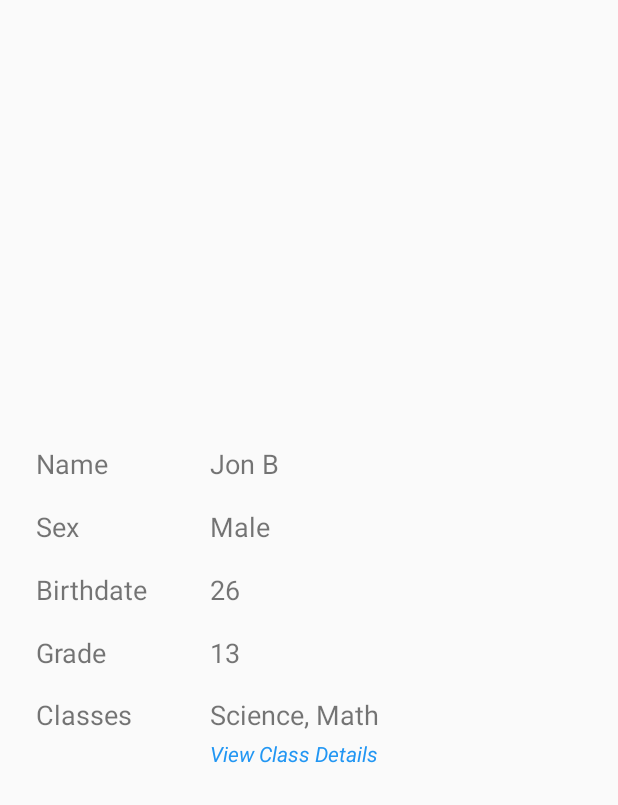
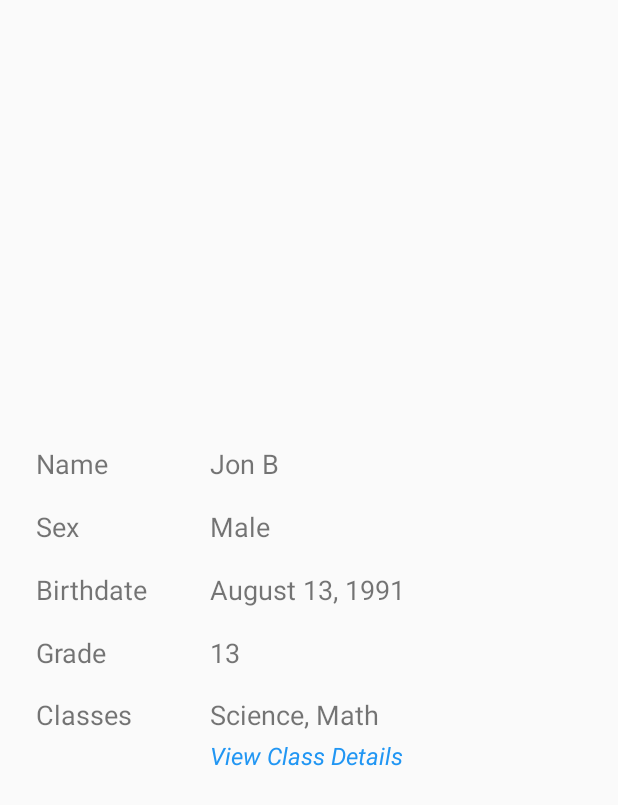
Before and after one commit to jonathan-barrera/Class-Scheduler, an Android app: the layout activity_student_profile.xml on its own in the app's theme, with its tools: preview values and no code run, on a phone screen of 412 x 824 dp. Shown: the top 805 px of the screen. Run offline under Robolectric (Android 15) with nearby library versions, the phone set to English and light mode, and no system bars.

Commit message:
Ready to submit to Udacity

```diff
--- a/app/src/main/java/com/example/android/classscheduler/ClassPickerFragment.java
+++ b/app/src/main/java/com/example/android/classscheduler/ClassPickerFragment.java
@@ -25,6 +25,7 @@ import timber.log.Timber;
 
 /**
  * Created by jonathanbarrera on 6/13/18.
+ * Popup fragment that allows users to choose classes to add to a student's class list
  */
 
 public class ClassPickerFragment extends android.support.v4.app.DialogFragment {
--- a/app/src/main/java/com/example/android/classscheduler/EditStudentInfo.java
+++ b/app/src/main/java/com/example/android/classscheduler/EditStudentInfo.java
@@ -70,7 +70,10 @@ import java.util.UUID;
 
 import butterknife.BindView;
 import butterknife.ButterKnife;
-import timber.log.Timber;
+
+/**
+ * Activity for editing a Student's info (or adding a new Student)
+ */
 
 public class EditStudentInfo extends AppCompatActivity
         implements ClassPickerFragment.onItemClickListener {
--- a/app/src/main/java/com/example/android/classscheduler/StudentAdapter.java
+++ b/app/src/main/java/com/example/android/classscheduler/StudentAdapter.java
@@ -34,12 +34,6 @@ public class StudentAdapter extends RecyclerView.Adapter<StudentAdapter.ViewHold
 
     // Member variables
     private List<Student> mStudentData;
-    onItemClickListener mCallback;
-
-    // Interface for dealing with click events
-    public interface onItemClickListener {
-        void onClassSelected(int position);
-    }
 
     @NonNull
     @Override
--- a/app/src/main/java/com/example/android/classscheduler/model/Student.java
+++ b/app/src/main/java/com/example/android/classscheduler/model/Student.java
@@ -8,6 +8,7 @@ import java.util.List;
 
 /**
  * Created by jonathanbarrera on 6/7/18.
+ * Object to hold a Student's information
  */
 
 public class Student implements Parcelable {
--- a/app/src/main/java/com/example/android/classscheduler/utils/DateUtils.java
+++ b/app/src/main/java/com/example/android/classscheduler/utils/DateUtils.java
@@ -13,6 +13,7 @@ import timber.log.Timber;
 
 /**
  * Created by jonathanbarrera on 6/10/18.
+ * Util functions for retrieving and formatting dates
  */
 
 public class DateUtils {
@@ -84,8 +85,7 @@ public class DateUtils {
         }
 
         // Get the full formatted time string and return
-        String formattedTime = hour + ":" + timeParts[1] + timeOfDay;
-        return formattedTime;
+        return hour + ":" + timeParts[1] + timeOfDay;
     }
 
     // Helper method for getting the day of the week
--- a/app/src/main/java/com/example/android/classscheduler/widget/TodaysClassesWidgetFactory.java
+++ b/app/src/main/java/com/example/android/classscheduler/widget/TodaysClassesWidgetFactory.java
@@ -90,7 +90,6 @@ public class TodaysClassesWidgetFactory implements RemoteViewsService.RemoteView
         for (int i = 0; i < scheduleList.size(); i++) {
             String schedule = scheduleList.get(i);
             String[] scheduleParts = schedule.split("/");
-            // TODO fix bug here
             int scheduleDayOfWeek = Integer.parseInt(scheduleParts[0]);
             int todayDayOfTheWeek = getDayOfTheWeekAsInteger();
             if (scheduleDayOfWeek == todayDayOfTheWeek) {
--- a/app/src/main/res/layout/activity_edit_student_info.xml
+++ b/app/src/main/res/layout/activity_edit_student_info.xml
@@ -11,6 +11,7 @@
         android:layout_height="wrap_content">
 
         <de.hdodenhof.circleimageview.CircleImageView
+            android:contentDescription="@string/add_photo"
             android:id="@+id/gray_circle_background_view"
             android:layout_width="240dp"
             android:layout_height="240dp"
@@ -267,10 +268,11 @@
                         android:textSize="@dimen/student_edit_text_size" />
 
                     <TextView
+                        android:layout_marginRight="4dp"
+                        android:layout_marginEnd="4dp"
                         android:clickable="true"
                         android:focusable="true"
                         android:foreground="?android:attr/selectableItemBackground"
-                        android:paddingRight="4dp"
                         android:layout_alignParentRight="true"
                         android:layout_alignParentEnd="true"
                         android:layout_width="wrap_content"
--- a/app/src/main/res/layout/activity_student_profile.xml
+++ b/app/src/main/res/layout/activity_student_profile.xml
@@ -154,7 +154,7 @@
             android:layout_gravity="center_vertical"
             android:layout_weight="2"
             android:textSize="@dimen/student_edit_text_size"
-            tools:text="26" />
+            tools:text="August 13, 1991" />
 
     </LinearLayout>
 
@@ -236,7 +236,7 @@
                 android:paddingBottom="4dp"
                 android:text="@string/view_class_details"
                 android:textColor="@color/colorPrimary"
-                android:textSize="14sp"
+                android:textSize="16sp"
                 android:textStyle="italic"
                 />
 
```
Also changed, not shown: app/src/main/java/com/example/android/classscheduler/ClassDetailsActivity.java (+4 -4 lines), app/src/main/java/com/example/android/classscheduler/CreateClassesActivity.java (+4 -111 lines), 2 other files.
